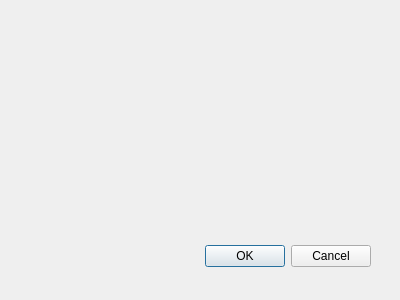
First picture: the form in gui/markerdialog.ui, repository whs31/quasar-software, before the edit.
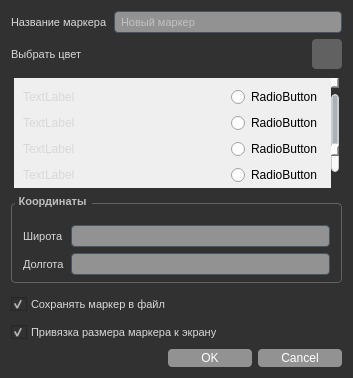
Second picture: the form after the edit. Icons and pictures are not drawn. Custom widgets are drawn as their Qt base class.

Commit message: Добавил диалоговое окно для маркера (WIP)

Patch:
```diff
--- a/gui/markerdialog.ui
+++ b/gui/markerdialog.ui
@@ -8,31 +8,1352 @@
    <rect>
     <x>0</x>
     <y>0</y>
-    <width>400</width>
-    <height>300</height>
+    <width>353</width>
+    <height>378</height>
    </rect>
   </property>
   <property name="windowTitle">
    <string>Dialog</string>
   </property>
-  <widget name="buttonBox" class="QDialogButtonBox">
-   <property name="geometry">
-    <rect>
-     <x>30</x>
-     <y>240</y>
-     <width>341</width>
-     <height>32</height>
-    </rect>
-   </property>
-   <property name="orientation">
-    <enum>Qt::Horizontal</enum>
-   </property>
-   <property name="standardButtons">
-    <set>QDialogButtonBox::Cancel|QDialogButtonBox::Ok</set>
-   </property>
-  </widget>
+  <property name="styleSheet">
+   <string notr="true">QDialog {
+  background-color: #313131;
+}
+
+QDockWidget {
+  outline: 1px solid #C9CDD0;
+  background-color: #FAFAFA;
+  border: 1px solid #C9CDD0;
+  border-radius: 4px;
+  titlebar-close-icon: url(&quot;:/ui-resources/css/transparent.png&quot;);
+  titlebar-normal-icon: url(&quot;:/ui-resources/css/transparent.png&quot;);
+}
+
+QDockWidget::title {
+  /* Better size for title bar */
+  padding: 3px;
+  spacing: 4px;
+  border: none;
+  background-color: #C9CDD0;
+}
+
+QDockWidget::close-button {
+  icon-size: 12px;
+  border: none;
+  background: transparent;
+  background-image: transparent;
+  border: 0;
+  margin: 0;
+  padding: 0;
+  image: url(&quot;:/ui-resources/css/window_close.png&quot;);
+}
+
+QDockWidget::close-button:hover {
+  image: url(&quot;:/ui-resources/css/window_close_focus.png&quot;);
+}
+
+QDockWidget::close-button:pressed {
+  image: url(&quot;:/ui-resources/css/window_close_pressed.png&quot;);
+}
+
+QDockWidget::float-button {
+  icon-size: 12px;
+  border: none;
+  background: transparent;
+  background-image: transparent;
+  border: 0;
+  margin: 0;
+  padding: 0;
+  image: url(&quot;:/ui-resources/css/window_undock.png&quot;);
+}
+
+QDockWidget::float-button:hover {
+  image: url(&quot;:/ui-resources/css/window_undock_focus.png&quot;);
+}
+
+QDockWidget::float-button:pressed {
+  image: url(&quot;:/ui-resources/css/window_undock_pressed.png&quot;);
+}
+
+QScrollBar:horizontal {
+  height: 8px;
+  margin: 0px 16px 0px 16px;
+  border: 1px solid #C9CDD0;
+  border-radius: 4px;
+  background-color: #FAFAFA;
+}
+
+QScrollBar:vertical {
+  background-color: #FAFAFA;
+  width: 8px;
+  margin: 16px 0px 16px 0px;
+  border: 1px solid #C9CDD0;
+  border-radius: 4px;
+}
+
+QScrollBar::handle:horizontal {
+  background-color: #ACB1B6;
+  border: 1px solid #C9CDD0;
+  border-radius: 4px;
+  min-width: 8px;
+}
+
+QScrollBar::handle:horizontal:hover {
+  background-color: #9FCBFF;
+  border: #9FCBFF;
+  border-radius: 4px;
+  min-width: 8px;
+}
+
+QScrollBar::handle:horizontal:focus {
+  border: 1px solid #73C7FF;
+}
+
+QScrollBar::handle:vertical {
+  background-color: #ACB1B6;
+  border: 1px solid #C9CDD0;
+  min-height: 8px;
+  border-radius: 4px;
+}
+
+QScrollBar::handle:vertical:hover {
+  background-color: #9FCBFF;
+  border: #9FCBFF;
+  border-radius: 4px;
+  min-height: 8px;
+}
+
+QScrollBar::handle:vertical:focus {
+  border: 1px solid #73C7FF;
+}
+
+QScrollBar::add-line:horizontal {
+  margin: 0px 0px 0px 0px;
+  border-image: url(&quot;:/ui-resources/css/arrow_right_disabled.png&quot;);
+  height: 12px;
+  width: 12px;
+  subcontrol-position: right;
+  subcontrol-origin: margin;
+}
+
+QScrollBar::add-line:horizontal:hover, QScrollBar::add-line:horizontal:on {
+  border-image: url(&quot;:/ui-resources/css/arrow_right.png&quot;);
+  height: 12px;
+  width: 12px;
+  subcontrol-position: right;
+  subcontrol-origin: margin;
+}
+
+QScrollBar::add-line:vertical {
+  margin: 3px 0px 3px 0px;
+  border-image: url(&quot;:/ui-resources/css/arrow_down_disabled.png&quot;);
+  height: 12px;
+  width: 12px;
+  subcontrol-position: bottom;
+  subcontrol-origin: margin;
+}
+
+QScrollBar::add-line:vertical:hover, QScrollBar::add-line:vertical:on {
+  border-image: url(&quot;:/ui-resources/css/arrow_down.png&quot;);
+  height: 12px;
+  width: 12px;
+  subcontrol-position: bottom;
+  subcontrol-origin: margin;
+}
+
+QScrollBar::sub-line:horizontal {
+  margin: 0px 3px 0px 3px;
+  border-image: url(&quot;:/ui-resources/css/arrow_left_disabled.png&quot;);
+  height: 12px;
+  width: 12px;
+  subcontrol-position: left;
+  subcontrol-origin: margin;
+}
+
+QScrollBar::sub-line:horizontal:hover, QScrollBar::sub-line:horizontal:on {
+  border-image: url(&quot;:/ui-resources/css/arrow_left.png&quot;);
+  height: 12px;
+  width: 12px;
+  subcontrol-position: left;
+  subcontrol-origin: margin;
+}
+
+QScrollBar::sub-line:vertical {
+  margin: 3px 0px 3px 0px;
+  border-image: url(&quot;:/ui-resources/css/arrow_up_disabled.png&quot;);
+  height: 12px;
+  width: 12px;
+  subcontrol-position: top;
+  subcontrol-origin: margin;
+}
+
+QScrollBar::sub-line:vertical:hover, QScrollBar::sub-line:vertical:on {
+  border-image: url(&quot;:/ui-resources/css/arrow_up.png&quot;);
+  height: 12px;
+  width: 12px;
+  subcontrol-position: top;
+  subcontrol-origin: margin;
+}
+
+QScrollBar::up-arrow:horizontal, QScrollBar::down-arrow:horizontal {
+  background: none;
+}
+
+QScrollBar::up-arrow:vertical, QScrollBar::down-arrow:vertical {
+  background: none;
+}
+
+QScrollBar::add-page:horizontal, QScrollBar::sub-page:horizontal {
+  background: none;
+}
+
+QScrollBar::add-page:vertical, QScrollBar::sub-page:vertical {
+  background: none;
+}
+
+QMainWindow::separator {
+  background-color: #929292;
+  border: 0px solid #FAFAFA;
+  spacing: 0px;
+  padding: 0px;
+}
+
+QMainWindow::separator:hover {
+  background-color: #ACB1B6;
+  border: 0px solid #73C7FF;
+}
+
+QMainWindow::separator:horizontal {
+  width: 2px;
+  margin-top: 2px;
+  margin-bottom: 2px;
+  image: url(&quot;:/ui-resources/css/toolbar_separator_vertical.png&quot;);
+}
+
+QMainWindow::separator:vertical {
+  height: 2px;
+  margin-left: 2px;
+  margin-right: 2px;
+  image: url(&quot;:/ui-resources/css/toolbar_separator_horizontal.png&quot;);
+}
+
+QMenuBar {
+  background-color: #C9CDD0;
+  padding: 2px;
+  border: 1px solid #FAFAFA;
+  color: #19232D;
+  selection-background-color: #73C7FF;
+}
+
+QMenuBar:focus {
+  border: 1px solid #9FCBFF;
+}
+
+QMenuBar::item {
+  background: transparent;
+  padding: 4px;
+}
+
+QMenuBar::item:selected {
+  padding: 4px;
+  background: transparent;
+  border: 0px solid #C9CDD0;
+  background-color: #73C7FF;
+}
+
+QMenuBar::item:pressed {
+  padding: 4px;
+  border: 0px solid #C9CDD0;
+  background-color: #73C7FF;
+  color: #19232D;
+  margin-bottom: 0px;
+  padding-bottom: 0px;
+}
+
+/* QMenu ------------------------------------------------------------------
+
+https://doc.qt.io/qt-5/stylesheet-examples.html#customizing-qmenu
+
+--------------------------------------------------------------------------- */
+QMenu {
+  border: 0px solid #C9CDD0;
+  color: #19232D;
+  margin: 0px;
+  background-color: #CED1D4;
+  selection-background-color: #73C7FF;
+}
+
+QMenu::separator {
+  height: 1px;
+  background-color: #ACB1B6;
+  color: #19232D;
+}
+
+QMenu::item {
+  background-color: #CED1D4;
+  padding: 4px 24px 4px 28px;
+  /* Reserve space for selection border */
+  border: 1px transparent #C9CDD0;
+}
+
+QMenu::item:selected {
+  color: #19232D;
+  background-color: #73C7FF;
+}
+
+QMenu::item:pressed {
+  background-color: #73C7FF;
+}
+
+QMenu::icon {
+  padding-left: 10px;
+  width: 14px;
+  height: 14px;
+}
+
+QMenu::indicator {
+  padding-left: 8px;
+  width: 12px;
+  height: 12px;
+  /* non-exclusive indicator = check box style indicator (see QActionGroup::setExclusive) */
+  /* exclusive indicator = radio button style indicator (see QActionGroup::setExclusive) */
+}
+
+QMenu::indicator:non-exclusive:unchecked {
+  image: url(&quot;:/ui-resources/css/checkbox_unchecked.png&quot;);
+}
+
+QMenu::indicator:non-exclusive:unchecked:hover, QMenu::indicator:non-exclusive:unchecked:focus, QMenu::indicator:non-exclusive:unchecked:pressed {
+  border: none;
+  image: url(&quot;:/ui-resources/css/checkbox_unchecked_focus.png&quot;);
+}
+
+QMenu::indicator:non-exclusive:unchecked:disabled {
+  image: url(&quot;:/ui-resources/css/checkbox_unchecked_disabled.png&quot;);
+}
+
+QMenu::indicator:non-exclusive:checked {
+  image: url(&quot;:/ui-resources/css/checkbox_checked.png&quot;);
+}
+
+QMenu::indicator:non-exclusive:checked:hover, QMenu::indicator:non-exclusive:checked:focus, QMenu::indicator:non-exclusive:checked:pressed {
+  border: none;
+  image: url(&quot;:/ui-resources/css/checkbox_checked_focus.png&quot;);
+}
+
+QMenu::indicator:non-exclusive:checked:disabled {
+  image: url(&quot;:/ui-resources/css/checkbox_checked_disabled.png&quot;);
+}
+
+QMenu::indicator:non-exclusive:indeterminate {
+  image: url(&quot;:/ui-resources/css/checkbox_indeterminate.png&quot;);
+}
+
+QMenu::indicator:non-exclusive:indeterminate:disabled {
+  image: url(&quot;:/ui-resources/css/checkbox_indeterminate_disabled.png&quot;);
+}
+
+QMenu::indicator:non-exclusive:indeterminate:focus, QMenu::indicator:non-exclusive:indeterminate:hover, QMenu::indicator:non-exclusive:indeterminate:pressed {
+  image: url(&quot;:/ui-resources/css/checkbox_indeterminate_focus.png&quot;);
+}
+
+QMenu::indicator:exclusive:unchecked {
+  image: url(&quot;:/ui-resources/css/radio_unchecked.png&quot;);
+}
+
+QMenu::indicator:exclusive:unchecked:hover, QMenu::indicator:exclusive:unchecked:focus, QMenu::indicator:exclusive:unchecked:pressed {
+  border: none;
+  outline: none;
+  image: url(&quot;:/ui-resources/css/radio_unchecked_focus.png&quot;);
+}
+
+QMenu::indicator:exclusive:unchecked:disabled {
+  image: url(&quot;:/ui-resources/css/radio_unchecked_disabled.png&quot;);
+}
+
+QMenu::indicator:exclusive:checked {
+  border: none;
+  outline: none;
+  image: url(&quot;:/ui-resources/css/radio_checked.png&quot;);
+}
+
+QMenu::indicator:exclusive:checked:hover, QMenu::indicator:exclusive:checked:focus, QMenu::indicator:exclusive:checked:pressed {
+  border: none;
+  outline: none;
+  image: url(&quot;:/ui-resources/css/radio_checked_focus.png&quot;);
+}
+
+QMenu::indicator:exclusive:checked:disabled {
+  outline: none;
+  image: url(&quot;:/ui-resources/css/radio_checked_disabled.png&quot;);
+}
+
+QMenu::right-arrow {
+  margin: 5px;
+  padding-left: 12px;
+  image: url(&quot;:/ui-resources/css/arrow_right.png&quot;);
+  height: 12px;
+  width: 12px;
+}
+</string>
+  </property>
+  <layout class="QVBoxLayout" name="verticalLayout">
+   <item>
+    <layout class="QHBoxLayout" name="horizontalLayout_2">
+     <item>
+      <widget class="QLabel" name="label_8">
+       <property name="font">
+        <font>
+         <family>Arial</family>
+         <pointsize>8</pointsize>
+        </font>
+       </property>
+       <property name="styleSheet">
+        <string notr="true">QWidget {
+ color: #D8d8d8
+}
+
+Label {
+  background-color: #313131;
+  border: 0px solid #C9CDD0;
+  padding: 2px;
+  margin: 0px;
+  color: #D8d8d8;
+}
+
+QLabel:disabled {
+  background-color: #313131;
+  border: 0px solid #C9CDD0;
+  color: #Bebebf;
+}</string>
+       </property>
+       <property name="text">
+        <string>Название маркера</string>
+       </property>
+      </widget>
+     </item>
+     <item>
+      <widget class="QLineEdit" name="lineEdit">
+       <property name="font">
+        <font>
+         <family>Arial</family>
+         <pointsize>8</pointsize>
+        </font>
+       </property>
+       <property name="styleSheet">
+        <string notr="true">QLineEdit {
+  background-color: #929292;
+  padding-top: 2px;
+  /* This QLineEdit fix  103, 111 */
+  padding-bottom: 2px;
+  /* This QLineEdit fix  103, 111 */
+  padding-left: 4px;
+  padding-right: 4px;
+  border-style: solid;
+  border: 1px solid #455364;
+  border-radius: 4px;
+  color: #F2F2F2;
+}
+
+QLineEdit:disabled {
+  background-color: #313131;
+  color: #9DA9B5;
+}
+
+QLineEdit:hover {
+  border: 1px solid #C2C2C2;
+  color: #F2F2F2;
+}
+
+QLineEdit:focus {
+  border: 1px solid #97E3EE;
+}
+
+QLineEdit:selected {
+  background-color: #346792;
+  color: #455364;
+}
+</string>
+       </property>
+       <property name="text">
+        <string/>
+       </property>
+       <property name="placeholderText">
+        <string>Новый маркер</string>
+       </property>
+      </widget>
+     </item>
+    </layout>
+   </item>
+   <item>
+    <layout class="QHBoxLayout" name="horizontalLayout">
+     <item>
+      <widget class="QLabel" name="label_7">
+       <property name="font">
+        <font>
+         <family>Arial</family>
+         <pointsize>8</pointsize>
+        </font>
+       </property>
+       <property name="styleSheet">
+        <string notr="true">QWidget {
+ color: #D8d8d8
+}
+
+Label {
+  background-color: #313131;
+  border: 0px solid #C9CDD0;
+  padding: 2px;
+  margin: 0px;
+  color: #D8d8d8;
+}
+
+QLabel:disabled {
+  background-color: #313131;
+  border: 0px solid #C9CDD0;
+  color: #Bebebf;
+}</string>
+       </property>
+       <property name="text">
+        <string>Выбрать цвет</string>
+       </property>
+      </widget>
+     </item>
+     <item>
+      <widget class="ColorPicker" name="pushButton">
+       <property name="sizePolicy">
+        <sizepolicy hsizetype="Fixed" vsizetype="Fixed">
+         <horstretch>0</horstretch>
+         <verstretch>0</verstretch>
+        </sizepolicy>
+       </property>
+       <property name="minimumSize">
+        <size>
+         <width>30</width>
+         <height>30</height>
+        </size>
+       </property>
+       <property name="maximumSize">
+        <size>
+         <width>30</width>
+         <height>30</height>
+        </size>
+       </property>
+       <property name="font">
+        <font>
+         <family>Arial</family>
+         <pointsize>8</pointsize>
+        </font>
+       </property>
+       <property name="styleSheet">
+        <string notr="true">QPushButton {
+  background-color: #616161;
+  color: #FFFFFF;
+  border-radius: 4px;
+  padding: 2px;
+  outline: none;
+  border: none;
+}
+
+QPushButton:disabled {
+  background-color: #313131;
+  color: #Bebebf;
+  border-radius: 4px;
+  padding: 2px;
+}
+
+QPushButton:checked {
+  background-color: #Bebebf;
+  color: #FFFFFF;
+  border-radius: 4px;
+  padding: 2px;
+  outline: none;
+}
+
+QPushButton:checked:disabled {
+  background-color: #ACB1B6;
+  color: #788D9C;
+  border-radius: 4px;
+  padding: 2px;
+  outline: none;
+}
+
+QPushButton:checked:selected {
+  background: #fafafc;
+}
+
+QPushButton:hover {
+  background-color: #D8d8d8;
+  color: #23243b;
+}
+
+QPushButton:pressed {
+  background-color: #9191a9;
+  color: #23243b;
+}
+
+QPushButton:selected {
+  background: #ACB1B6;
+  color: #19232D;
+}
+
+QPushButton::menu-indicator {
+  subcontrol-origin: padding;
+  subcontrol-position: bottom right;
+  bottom: 4px;
+}
+
+QDialogButtonBox QPushButton {
+  /* Issue #194 #248 - Special case of QPushButton inside dialogs, for better UI */
+  min-width: 80px;
+}</string>
+       </property>
+       <property name="text">
+        <string/>
+       </property>
+      </widget>
+     </item>
+    </layout>
+   </item>
+   <item>
+    <widget class="QScrollArea" name="scrollArea">
+     <property name="styleSheet">
+      <string notr="true">QAbstractScrollArea {
+  background-color: #313131;
+  border: 1px solid #313131;
+  border-radius: 4px;
+  /* fix #159 */
+  padding: 2px;
+  /* remove min-height to fix #244 */
+  color: #313131;
+}
+
+QAbstractScrollArea:disabled {
+  color: #313131;
+}</string>
+     </property>
+     <property name="frameShape">
+      <enum>QFrame::NoFrame</enum>
+     </property>
+     <property name="widgetResizable">
+      <bool>true</bool>
+     </property>
+     <widget class="QWidget" name="scrollAreaWidgetContents">
+      <property name="geometry">
+       <rect>
+        <x>0</x>
+        <y>0</y>
+        <width>321</width>
+        <height>181</height>
+       </rect>
+      </property>
+      <layout class="QGridLayout" name="gridLayout_2">
+       <item row="0" column="0">
+        <widget class="QLabel" name="label_3">
+         <property name="styleSheet">
+          <string notr="true">QWidget {
+ color: #D8d8d8
+}
+
+Label {
+  background-color: #313131;
+  border: 0px solid #C9CDD0;
+  padding: 2px;
+  margin: 0px;
+  color: #D8d8d8;
+}
+
+QLabel:disabled {
+  background-color: #313131;
+  border: 0px solid #C9CDD0;
+  color: #Bebebf;
+}</string>
+         </property>
+         <property name="text">
+          <string>TextLabel</string>
+         </property>
+        </widget>
+       </item>
+       <item row="0" column="1">
+        <spacer name="horizontalSpacer">
+         <property name="orientation">
+          <enum>Qt::Horizontal</enum>
+         </property>
+         <property name="sizeHint" stdset="0">
+          <size>
+           <width>148</width>
+           <height>20</height>
+          </size>
+         </property>
+        </spacer>
+       </item>
+       <item row="0" column="2">
+        <widget class="QRadioButton" name="radioButton">
+         <property name="text">
+          <string>RadioButton</string>
+         </property>
+        </widget>
+       </item>
+       <item row="1" column="0">
+        <widget class="QLabel" name="label_4">
+         <property name="styleSheet">
+          <string notr="true">QWidget {
+ color: #D8d8d8
+}
+
+Label {
+  background-color: #313131;
+  border: 0px solid #C9CDD0;
+  padding: 2px;
+  margin: 0px;
+  color: #D8d8d8;
+}
+
+QLabel:disabled {
+  background-color: #313131;
+  border: 0px solid #C9CDD0;
+  color: #Bebebf;
+}</string>
+         </property>
+         <property name="text">
+          <string>TextLabel</string>
+         </property>
+        </widget>
+       </item>
+       <item row="1" column="2">
+        <widget class="QRadioButton" name="radioButton_3">
+         <property name="text">
+          <string>RadioButton</string>
+         </property>
+        </widget>
+       </item>
+       <item row="2" column="0">
+        <widget class="QLabel" name="label_5">
+         <property name="styleSheet">
+          <string notr="true">QWidget {
+ color: #D8d8d8
+}
+
+Label {
+  background-color: #313131;
+  border: 0px solid #C9CDD0;
+  padding: 2px;
+  margin: 0px;
+  color: #D8d8d8;
+}
+
+QLabel:disabled {
+  background-color: #313131;
+  border: 0px solid #C9CDD0;
+  color: #Bebebf;
+}</string>
+         </property>
+         <property name="text">
+          <string>TextLabel</string>
+         </property>
+        </widget>
+       </item>
+       <item row="2" column="2">
+        <widget class="QRadioButton" name="radioButton_2">
+         <property name="text">
+          <string>RadioButton</string>
+         </property>
+        </widget>
+       </item>
+       <item row="3" column="0">
+        <widget class="QLabel" name="label_6">
+         <property name="styleSheet">
+          <string notr="true">QWidget {
+ color: #D8d8d8
+}
+
+Label {
+  background-color: #313131;
+  border: 0px solid #C9CDD0;
+  padding: 2px;
+  margin: 0px;
+  color: #D8d8d8;
+}
+
+QLabel:disabled {
+  background-color: #313131;
+  border: 0px solid #C9CDD0;
+  color: #Bebebf;
+}</string>
+         </property>
+         <property name="text">
+          <string>TextLabel</string>
+         </property>
+        </widget>
+       </item>
+       <item row="3" column="2">
+        <widget class="QRadioButton" name="radioButton_4">
+         <property name="text">
+          <string>RadioButton</string>
+         </property>
+        </widget>
+       </item>
+       <item row="4" column="0">
+        <widget class="QLabel" name="label_9">
+         <property name="styleSheet">
+          <string notr="true">QWidget {
+ color: #D8d8d8
+}
+
+Label {
+  background-color: #313131;
+  border: 0px solid #C9CDD0;
+  padding: 2px;
+  margin: 0px;
+  color: #D8d8d8;
+}
+
+QLabel:disabled {
+  background-color: #313131;
+  border: 0px solid #C9CDD0;
+  color: #Bebebf;
+}</string>
+         </property>
+         <property name="text">
+          <string>TextLabel</string>
+         </property>
+        </widget>
+       </item>
+       <item row="4" column="2">
+        <widget class="QRadioButton" name="radioButton_5">
+         <property name="text">
+          <string>RadioButton</string>
+         </property>
+        </widget>
+       </item>
+       <item row="5" column="0">
+        <widget class="QLabel" name="label_10">
+         <property name="styleSheet">
+          <string notr="true">QWidget {
+ color: #D8d8d8
+}
+
+Label {
+  background-color: #313131;
+  border: 0px solid #C9CDD0;
+  padding: 2px;
+  margin: 0px;
+  color: #D8d8d8;
+}
+
+QLabel:disabled {
+  background-color: #313131;
+  border: 0px solid #C9CDD0;
+  color: #Bebebf;
+}</string>
+         </property>
+         <property name="text">
+          <string>TextLabel</string>
+         </property>
+        </widget>
+       </item>
+       <item row="5" column="2">
+        <widget class="QRadioButton" name="radioButton_6">
+         <property name="text">
+          <string>RadioButton</string>
+         </property>
+        </widget>
+       </item>
+      </layout>
+     </widget>
+    </widget>
+   </item>
+   <item>
+    <widget class="QGroupBox" name="groupBox_2">
+     <property name="font">
+      <font>
+       <family>Arial</family>
+       <pointsize>8</pointsize>
+       <bold>true</bold>
+      </font>
+     </property>
+     <property name="styleSheet">
+      <string notr="true">QGroupBox {
+  font-weight: bold;
+  border: 1px solid #616161;
+  border-radius: 4px;
+  padding: 2px;
+  margin-top: 6px;
+  margin-bottom: 4px;
+  color: #Bebebf
+}
+
+QGroupBox::title {
+  subcontrol-origin: margin;
+  subcontrol-position: top left;
+  left: 4px;
+  padding-left: 2px;
+  padding-right: 4px;
+  padding-top: -4px;
+}
+
+QGroupBox::indicator {
+  margin-left: 2px;
+  margin-top: 2px;
+  padding: 0;
+  height: 14px;
+  width: 14px;
+}
+
+QGroupBox::indicator:unchecked {
+  border: none;
+  image: url(&quot;:/ui-resources/css/checkbox_unchecked.png&quot;);
+}
+
+QGroupBox::indicator:unchecked:hover, QGroupBox::indicator:unchecked:focus, QGroupBox::indicator:unchecked:pressed {
+  border: none;
+  image: url(&quot;:/ui-resources/css/checkbox_unchecked_focus.png&quot;);
+}
+
+QGroupBox::indicator:unchecked:disabled {
+  image: url(&quot;:/ui-resources/css/checkbox_unchecked_disabled.png&quot;);
+}
+
+QGroupBox::indicator:checked {
+  border: none;
+  image: url(&quot;:/ui-resources/css/checkbox_checked.png&quot;);
+}
+
+QGroupBox::indicator:checked:hover, QGroupBox::indicator:checked:focus, QGroupBox::indicator:checked:pressed {
+  border: none;
+  image: url(&quot;:/ui-resources/css/checkbox_checked_focus.png&quot;);
+}
+
+QGroupBox::indicator:checked:disabled {
+  image: url(&quot;:/ui-resources/css/checkbox_checked_disabled.png&quot;);
+}</string>
+     </property>
+     <property name="title">
+      <string>Координаты</string>
+     </property>
+     <layout class="QGridLayout" name="gridLayout">
+      <item row="0" column="0">
+       <widget class="QLabel" name="label">
+        <property name="font">
+         <font>
+          <family>Arial</family>
+          <pointsize>8</pointsize>
+         </font>
+        </property>
+        <property name="styleSheet">
+         <string notr="true">QWidget {
+ color: #D8d8d8
+}
+
+Label {
+  background-color: #313131;
+  border: 0px solid #C9CDD0;
+  padding: 2px;
+  margin: 0px;
+  color: #D8d8d8;
+}
+
+QLabel:disabled {
+  background-color: #313131;
+  border: 0px solid #C9CDD0;
+  color: #Bebebf;
+}</string>
+        </property>
+        <property name="text">
+         <string>Широта</string>
+        </property>
+       </widget>
+      </item>
+      <item row="0" column="1">
+       <widget class="QLineEdit" name="lineEdit_2">
+        <property name="font">
+         <font>
+          <family>Arial</family>
+          <pointsize>8</pointsize>
+         </font>
+        </property>
+        <property name="styleSheet">
+         <string notr="true">QLineEdit {
+  background-color: #929292;
+  padding-top: 2px;
+  /* This QLineEdit fix  103, 111 */
+  padding-bottom: 2px;
+  /* This QLineEdit fix  103, 111 */
+  padding-left: 4px;
+  padding-right: 4px;
+  border-style: solid;
+  border: 1px solid #455364;
+  border-radius: 4px;
+  color: #F2F2F2;
+}
+
+QLineEdit:disabled {
+  background-color: #313131;
+  color: #9DA9B5;
+}
+
+QLineEdit:hover {
+  border: 1px solid #C2C2C2;
+  color: #F2F2F2;
+}
+
+QLineEdit:focus {
+  border: 1px solid #97E3EE;
+}
+
+QLineEdit:selected {
+  background-color: #346792;
+  color: #455364;
+}
+</string>
+        </property>
+       </widget>
+      </item>
+      <item row="1" column="0">
+       <widget class="QLabel" name="label_2">
+        <property name="font">
+         <font>
+          <family>Arial</family>
+          <pointsize>8</pointsize>
+         </font>
+        </property>
+        <property name="styleSheet">
+         <string notr="true">QWidget {
+ color: #D8d8d8
+}
+
+Label {
+  background-color: #313131;
+  border: 0px solid #C9CDD0;
+  padding: 2px;
+  margin: 0px;
+  color: #D8d8d8;
+}
+
+QLabel:disabled {
+  background-color: #313131;
+  border: 0px solid #C9CDD0;
+  color: #Bebebf;
+}</string>
+        </property>
+        <property name="text">
+         <string>Долгота</string>
+        </property>
+       </widget>
+      </item>
+      <item row="1" column="1">
+       <widget class="QLineEdit" name="lineEdit_3">
+        <property name="font">
+         <font>
+          <family>Arial</family>
+          <pointsize>8</pointsize>
+         </font>
+        </property>
+        <property name="styleSheet">
+         <string notr="true">QLineEdit {
+  background-color: #929292;
+  padding-top: 2px;
+  /* This QLineEdit fix  103, 111 */
+  padding-bottom: 2px;
+  /* This QLineEdit fix  103, 111 */
+  padding-left: 4px;
+  padding-right: 4px;
+  border-style: solid;
+  border: 1px solid #455364;
+  border-radius: 4px;
+  color: #F2F2F2;
+}
+
+QLineEdit:disabled {
+  background-color: #313131;
+  color: #9DA9B5;
+}
+
+QLineEdit:hover {
+  border: 1px solid #C2C2C2;
+  color: #F2F2F2;
+}
+
+QLineEdit:focus {
+  border: 1px solid #97E3EE;
+}
+
+QLineEdit:selected {
+  background-color: #346792;
+  color: #455364;
+}
+</string>
+        </property>
+       </widget>
+      </item>
+     </layout>
+    </widget>
+   </item>
+   <item>
+    <widget class="QCheckBox" name="checkBox">
+     <property name="font">
+      <font>
+       <family>Arial</family>
+       <pointsize>8</pointsize>
+      </font>
+     </property>
+     <property name="styleSheet">
+      <string notr="true">QCheckBox {
+  background-color: #313131;
+  color: #D8d8d8;
+  spacing: 4px;
+  outline: none;
+  padding-top: 4px;
+  padding-bottom: 4px;
+}
+
+QCheckBox:focus {
+  border: none;
+}
+
+QCheckBox QWidget:disabled {
+  background-color: #2a2c39;
+  color: #788D9C;
+}
+
+QCheckBox::indicator {
+  margin-left: 2px;
+  height: 14px;
+  width: 14px;
+}
+
+QCheckBox::indicator:unchecked {
+  image: url(&quot;:/ui-resources/css/checkbox_unchecked.png&quot;);
+}
+
+QCheckBox::indicator:unchecked:hover, QCheckBox::indicator:unchecked:focus, QCheckBox::indicator:unchecked:pressed {
+  border: none;
+  image: url(&quot;:/ui-resources/css/checkbox_unchecked_focus.png&quot;);
+}
+
+QCheckBox::indicator:unchecked:disabled {
+  image: url(&quot;:/ui-resources/css/checkbox_unchecked_disabled.png&quot;);
+}
+
+QCheckBox::indicator:checked {
+  image: url(&quot;:/ui-resources/css/checkbox_checked.png&quot;);
+}
+
+QCheckBox::indicator:checked:hover, QCheckBox::indicator:checked:focus, QCheckBox::indicator:checked:pressed {
+  border: none;
+  image: url(&quot;:/ui-resources/css/checkbox_checked_focus.png&quot;);
+}
+
+QCheckBox::indicator:checked:disabled {
+  image: url(&quot;:/ui-resources/css/checkbox_checked_disabled.png&quot;);
+}
+
+QCheckBox::indicator:indeterminate {
+  image: url(&quot;:/ui-resources/css/checkbox_indeterminate.png&quot;);
+}
+
+QCheckBox::indicator:indeterminate:disabled {
+  image: url(&quot;:/ui-resources/css/checkbox_indeterminate_disabled.png&quot;);
+}
+
+QCheckBox::indicator:indeterminate:focus, QCheckBox::indicator:indeterminate:hover, QCheckBox::indicator:indeterminate:pressed {
+  image: url(&quot;:/ui-resources/css/checkbox_indeterminate_focus.png&quot;);
+}
+</string>
+     </property>
+     <property name="text">
+      <string>Сохранять маркер в файл</string>
+     </property>
+     <property name="checked">
+      <bool>true</bool>
+     </property>
+    </widget>
+   </item>
+   <item>
+    <widget class="QCheckBox" name="checkBox_2">
+     <property name="font">
+      <font>
+       <family>Arial</family>
+       <pointsize>8</pointsize>
+      </font>
+     </property>
+     <property name="styleSheet">
+      <string notr="true">QCheckBox {
+  background-color: #313131;
+  color: #D8d8d8;
+  spacing: 4px;
+  outline: none;
+  padding-top: 4px;
+  padding-bottom: 4px;
+}
+
+QCheckBox:focus {
+  border: none;
+}
+
+QCheckBox QWidget:disabled {
+  background-color: #2a2c39;
+  color: #788D9C;
+}
+
+QCheckBox::indicator {
+  margin-left: 2px;
+  height: 14px;
+  width: 14px;
+}
+
+QCheckBox::indicator:unchecked {
+  image: url(&quot;:/ui-resources/css/checkbox_unchecked.png&quot;);
+}
+
+QCheckBox::indicator:unchecked:hover, QCheckBox::indicator:unchecked:focus, QCheckBox::indicator:unchecked:pressed {
+  border: none;
+  image: url(&quot;:/ui-resources/css/checkbox_unchecked_focus.png&quot;);
+}
+
+QCheckBox::indicator:unchecked:disabled {
+  image: url(&quot;:/ui-resources/css/checkbox_unchecked_disabled.png&quot;);
+}
+
+QCheckBox::indicator:checked {
+  image: url(&quot;:/ui-resources/css/checkbox_checked.png&quot;);
+}
+
+QCheckBox::indicator:checked:hover, QCheckBox::indicator:checked:focus, QCheckBox::indicator:checked:pressed {
+  border: none;
+  image: url(&quot;:/ui-resources/css/checkbox_checked_focus.png&quot;);
+}
+
+QCheckBox::indicator:checked:disabled {
+  image: url(&quot;:/ui-resources/css/checkbox_checked_disabled.png&quot;);
+}
+
+QCheckBox::indicator:indeterminate {
+  image: url(&quot;:/ui-resources/css/checkbox_indeterminate.png&quot;);
+}
+
+QCheckBox::indicator:indeterminate:disabled {
+  image: url(&quot;:/ui-resources/css/checkbox_indeterminate_disabled.png&quot;);
+}
+
+QCheckBox::indicator:indeterminate:focus, QCheckBox::indicator:indeterminate:hover, QCheckBox::indicator:indeterminate:pressed {
+  image: url(&quot;:/ui-resources/css/checkbox_indeterminate_focus.png&quot;);
+}
+</string>
+     </property>
+     <property name="text">
+      <string>Привязка размера маркера к экрану</string>
+     </property>
+     <property name="checked">
+      <bool>true</bool>
+     </property>
+    </widget>
+   </item>
+   <item>
+    <spacer name="verticalSpacer">
+     <property name="orientation">
+      <enum>Qt::Vertical</enum>
+     </property>
+     <property name="sizeHint" stdset="0">
+      <size>
+       <width>20</width>
+       <height>0</height>
+      </size>
+     </property>
+    </spacer>
+   </item>
+   <item>
+    <widget class="QDialogButtonBox" name="buttonBox">
+     <property name="font">
+      <font>
+       <family>Arial</family>
+       <pointsize>8</pointsize>
+      </font>
+     </property>
+     <property name="styleSheet">
+      <string notr="true">QDialogButtonBox QPushButton {
+  /* Issue #194 #248 - Special case of QPushButton inside dialogs, for better UI */
+  min-width: 80px;
+}
+QPushButton {
+  background-color: #929292;
+  color: #FFFFFF;
+  border-radius: 4px;
+  padding: 2px;
+  outline: none;
+  border: none;
+}
+
+QPushButton:disabled {
+  background-color: #313131;
+  color: #Bebebf;
+  border-radius: 4px;
+  padding: 2px;
+}
+
+QPushButton:checked {
+  background-color: #Bebebf;
+  color: #FFFFFF;
+  border-radius: 4px;
+  padding: 2px;
+  outline: none;
+}
+
+QPushButton:checked:disabled {
+  background-color: #ACB1B6;
+  color: #788D9C;
+  border-radius: 4px;
+  padding: 2px;
+  outline: none;
+}
+
+QPushButton:checked:selected {
+  background: #fafafc;
+}
+
+QPushButton:hover {
+  background-color: #D8d8d8;
+  color: #23243b;
+}
+
+QPushButton:pressed {
+  background-color: #9191a9;
+  color: #23243b;
+}
+
+QPushButton:selected {
+  background: #ACB1B6;
+  color: #19232D;
+}
+
+QPushButton::menu-indicator {
+  subcontrol-origin: padding;
+  subcontrol-position: bottom right;
+  bottom: 4px;
+}
+
+QDialogButtonBox QPushButton {
+  /* Issue #194 #248 - Special case of QPushButton inside dialogs, for better UI */
+  min-width: 80px;
+}</string>
+     </property>
+     <property name="orientation">
+      <enum>Qt::Horizontal</enum>
+     </property>
+     <property name="standardButtons">
+      <set>QDialogButtonBox::Cancel|QDialogButtonBox::Ok</set>
+     </property>
+    </widget>
+   </item>
+  </layout>
  </widget>
- <pixmapfunction/>
+ <customwidgets>
+  <customwidget>
+   <class>ColorPicker</class>
+   <extends>QPushButton</extends>
+   <header location="global">widgets/colorpicker.h</header>
+  </customwidget>
+ </customwidgets>
  <resources/>
  <connections>
   <connection>
```
Left out of the diff: 6 changed lines with no effect on the pictures. The commit also changes 10 other files.
